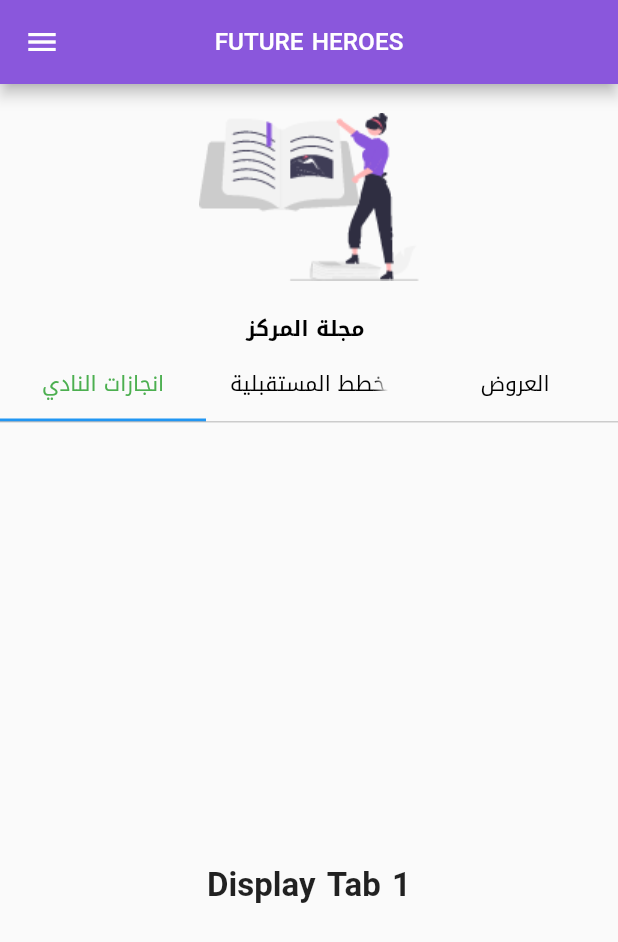
After one commit to AhmadMAbuGhali/future_heroes_tablet, a Flutter app: the ClubMagazine screen opened by its route, on a phone screen of 412 x 824 dp. The commit adds this screen. Shown: the top 942 px of the screen. Run offline on Flutter 3.47's test engine with Material 2 defaults, Android fonts, the light colour scheme and no system bars; our stand-ins replace easy_localization, expandable, flutter_screenutil, flutter_svg, get, get_storage and 2 more; missing offline and left inert: ddlog, enhance_stepper; accounts and stored records are empty; project files that could hold a hidden picture were left out.

Commit message:
befor content

```diff
--- /dev/null
+++ b/lib/pages/club_magazine.dart
@@ -0,0 +1,77 @@
+import 'package:flutter/material.dart';
+import 'package:flutter_screenutil/flutter_screenutil.dart';
+import 'package:future_heroes_tablet/resources/assets_manager.dart';
+import 'package:future_heroes_tablet/resources/styles_manager.dart';
+
+import '../resources/color_manager.dart';
+import 'drower.dart';
+
+class ClubMagazine extends StatelessWidget {
+  const ClubMagazine({Key? key}) : super(key: key);
+
+  @override
+  Widget build(BuildContext context) {
+    return Scaffold(
+      appBar: AppBar(
+        title: Text(
+          'FUTURE HEROES',
+          style: TextStyle(fontSize: 16.sp),
+        ),
+        centerTitle: true,
+        backgroundColor: ColorManager.primary,
+        // leading: SvgPicture.asset(ImageAssets.logo),
+      ),
+body: Column(
+  children: [
+Image.asset(ImageAssets.magazin,height: 150,width: 150,),
+    Text("مجلة المركز ",style: getBoldStyle(color: ColorManager.black),),
+
+
+    DefaultTabController(
+        length: 3, // length of tabs
+        initialIndex: 0,
+        child: Column(crossAxisAlignment: CrossAxisAlignment.stretch, children: <Widget>[
+          Container(
+            child: TabBar(
+              labelColor: Colors.green,
+              unselectedLabelColor: Colors.black,
+              tabs: [
+                Tab(text: 'انجازات النادي'),
+                Tab(text: 'الخطط المستقبلية '),
+                Tab(text: 'العروض'),
+
+              ],
+            ),
+          ),
+          Container(
+              height: MediaQuery.of(context).size.height*0.75, //height of TabBarView
+              decoration: BoxDecoration(
+                  border: Border(top: BorderSide(color: Colors.grey, width: 0.5))
+              ),
+              child: TabBarView(children: <Widget>[
+                Container(
+                  child: Center(
+                    child: Text('Display Tab 1', style: TextStyle(fontSize: 22, fontWeight: FontWeight.bold)),
+                  ),
+                ),
+                Container(
+                  child: Center(
+                    child: Text('Display Tab 2', style: TextStyle(fontSize: 22, fontWeight: FontWeight.bold)),
+                  ),
+                ),
+                Container(
+                  child: Center(
+                    child: Text('Display Tab 3', style: TextStyle(fontSize: 22, fontWeight: FontWeight.bold)),
+                  ),
+                ),
+
+              ])
+          )
+        ])
+    ),
+  ],
+),
+      drawer: DrowerWidget(),
+    );
+  }
+}
--- a/lib/pages/drower.dart
+++ b/lib/pages/drower.dart
@@ -29,6 +29,9 @@ class DrowerWidget extends StatelessWidget {
           ListTile(
             leading: Icon(Icons.menu_book),
             title: Text('مجلة المركز'),
+            onTap: (){
+              Get.toNamed(RouteHelper.clubMagazine);
+            },
           ),
           ListTile(
             leading: Icon(Icons.star),
--- a/lib/resources/assets_manager.dart
+++ b/lib/resources/assets_manager.dart
@@ -13,6 +13,8 @@ class ImageAssets {
   static const String sketching = '$IMAGE_PATH/sketching.svg';
   static const String sculpting = '$IMAGE_PATH/sculpting.svg';
   static const String reading = '$IMAGE_PATH/reading.svg';
+  static const String magazin = '$IMAGE_PATH/magazin.png';
+  static const String articl = '$IMAGE_PATH/articl.svg';
 }
 
 const String ICON_PATH = 'assets/icon';
--- a/lib/routes/route_helper.dart
+++ b/lib/routes/route_helper.dart
@@ -1,5 +1,6 @@
 import 'package:future_heroes_tablet/pages/CenterEvaluation.dart';
 import 'package:future_heroes_tablet/pages/CoachEvaluation.dart';
+import 'package:future_heroes_tablet/pages/club_magazine.dart';
 import 'package:future_heroes_tablet/pages/feedback.dart';
 import 'package:future_heroes_tablet/pages/homepage.dart';
 import 'package:get/get.dart';
@@ -9,11 +10,13 @@ class RouteHelper {
   static const String coachEvaluation = "/coachEvaluation";
   static const String centerEvaluation = "/centerEvaluation";
   static const String feedBack = "/feedBack";
+  static const String clubMagazine = "/clubMagazine";
 
   static String getHomePage() => '$homePage';
   static String getCoachEvaluation() => '$coachEvaluation';
   static String getCenterEvaluation() => '$centerEvaluation';
   static String getFeedBack() => '$feedBack';
+  static String getClubMagazine() => '$clubMagazine';
 
   static List<GetPage> routes = [
     GetPage(
@@ -40,5 +43,11 @@ class RouteHelper {
         return FeedBack();
       },
     ),
+    GetPage(
+      name: clubMagazine,
+      page: () {
+        return ClubMagazine();
+      },
+    ),
   ];
 }
```
Also changed, not shown: assets/images/articl.png (added), assets/images/magazin.png (added), pubspec.lock, 3 other files.
